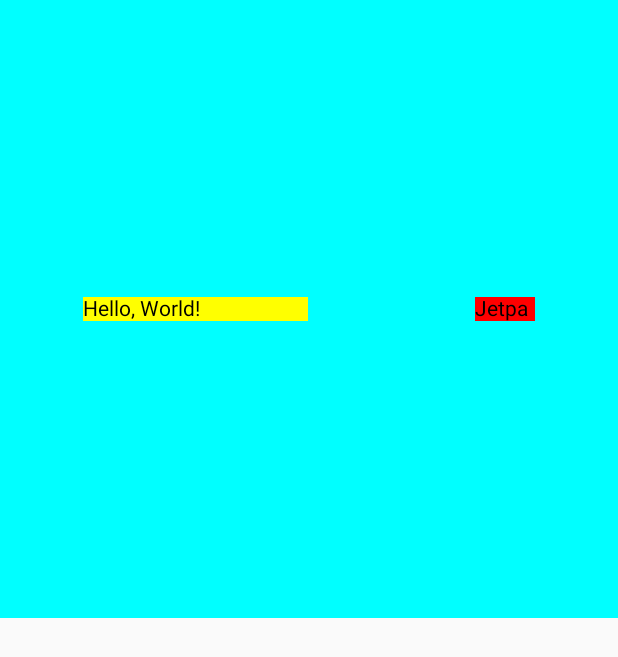
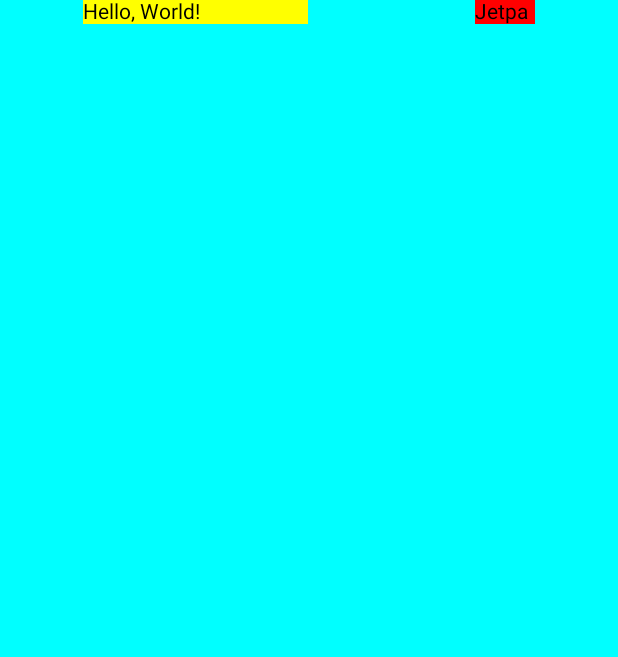
Before and after one commit to SujithManjavana/JcDemo, an Android app built with Jetpack Compose: the screen it shows after launch (MainActivity), on a phone screen of 412 x 824 dp. Shown: the top 657 px of the screen. Run offline under Robolectric (Android 15) with nearby library versions, the phone set to English and light mode, and no system bars.

Commit message:
change to row

```diff
--- a/app/src/main/java/com/sujith/jetpackcomposedemo/MainActivity.kt
+++ b/app/src/main/java/com/sujith/jetpackcomposedemo/MainActivity.kt
@@ -22,6 +22,7 @@ import androidx.compose.ui.graphics.Color
 import androidx.compose.ui.tooling.preview.Preview
 import androidx.compose.ui.unit.dp
 import com.sujith.jetpackcomposedemo.ui.theme.JetpackComposeDemoTheme
+import org.intellij.lang.annotations.JdkConstants.HorizontalAlignment
 
 class MainActivity : ComponentActivity() {
     override fun onCreate(savedInstanceState: Bundle?) {
@@ -30,20 +31,23 @@ class MainActivity : ComponentActivity() {
             Row(
                 modifier = Modifier
                     .background(Color.Cyan)
-                    .fillMaxHeight(0.5f)
-                    .fillMaxWidth(),
+                    .fillMaxSize(),
                 horizontalArrangement = Arrangement.SpaceAround,
-                verticalAlignment = Alignment.CenterVertically
+                verticalAlignment = Alignment.Top
             ) {
 
 
                 Text(
                     text = "Hello, World!",
-                    modifier = Modifier.requiredWidth(150.dp).background(Color.Yellow)
+                    modifier = Modifier
+                        .requiredWidth(150.dp)
+                        .background(Color.Yellow)
                 )
                 Text(
                     text = "Jetpack Compose",
-                    modifier = Modifier.requiredWidth(40.dp).background(Color.Red),
+                    modifier = Modifier
+                        .requiredWidth(40.dp)
+                        .background(Color.Red),
                     maxLines = 1
                 )
 
```
